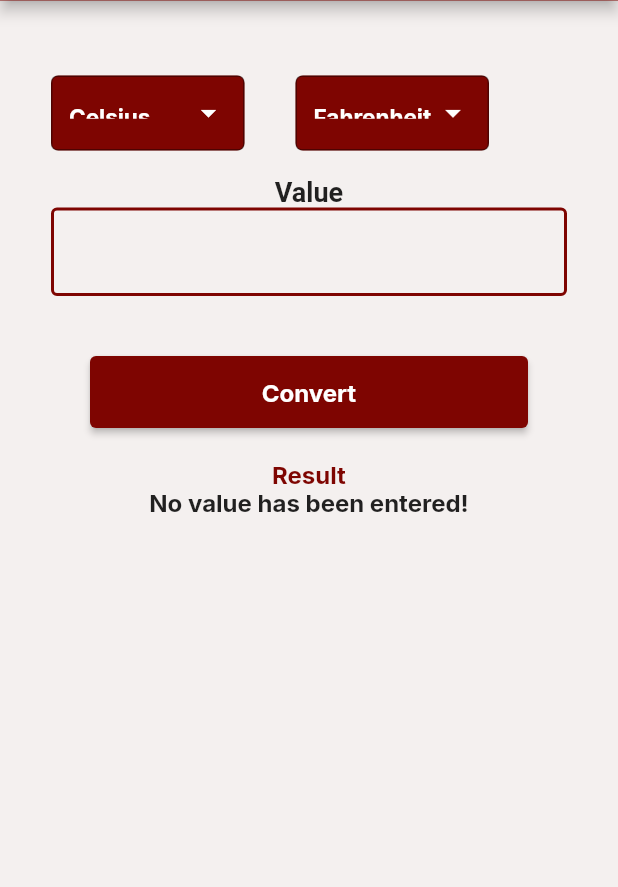
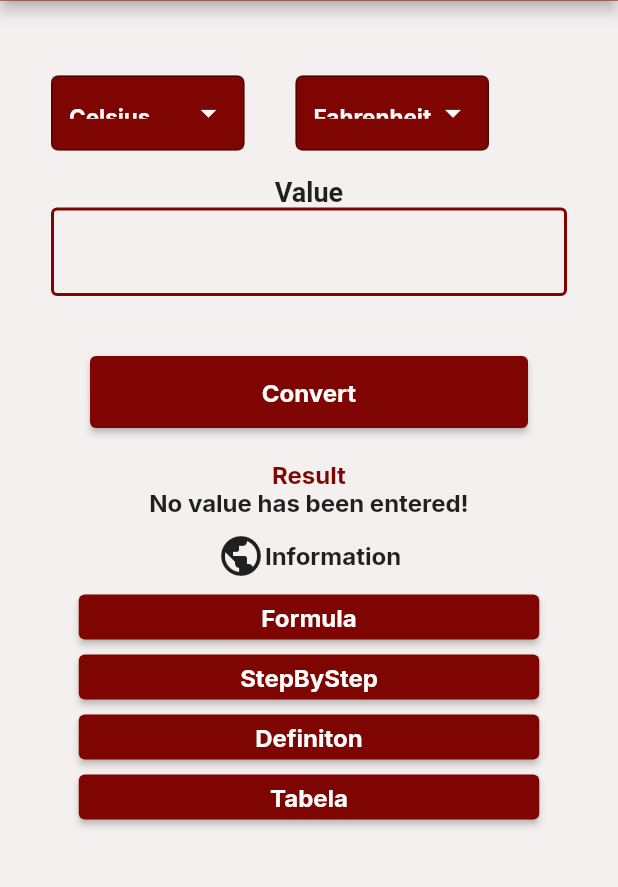
Before and after one commit to KauanProg/Temperature, a Flutter app: the screen it shows after launch, on a phone screen of 412 x 824 dp, the part 97-984 px from its top. Run offline on Flutter 3.47's test engine with Material 2 defaults, Android fonts, the phone set to English and light mode, and no system bars; our stand-ins replace flutter_svg, google_fonts.

Commit message:
Novas Modificações!

```diff
--- a/lib/HomePage.dart
+++ b/lib/HomePage.dart
@@ -4,8 +4,13 @@ import 'package:flutter/material.dart';
 import 'package:google_fonts/google_fonts.dart';
 import 'package:flutter_svg/flutter_svg.dart';
 import 'package:teste/Dropdown.dart';
+import 'package:teste/definition.dart';
 //import 'DropDown.dart' as Temperature;
 import 'package:teste/formula.dart';
+import 'package:teste/stepbystep.dart';
+import 'table.dart';
+
+var MudarTemaTexto = "Dark Theme";
 
 class HomePage extends StatefulWidget {
   const HomePage({Key? key}) : super(key: key);
@@ -95,13 +100,6 @@ class _HomePageState extends State<HomePage> {
               icon: SvgPicture.asset('assets/X.svg',
                   color: Colors.white, height: 32, width: 32),
             ),
-            /*IconButton(
-              onPressed: () {
-
-              },
-              icon: SvgPicture.asset('assets/Menu.svg',
-                  color: Colors.white, height: 32, width: 32),
-            ),*/
           ],
         ),
         actions: [
@@ -117,7 +115,7 @@ class _HomePageState extends State<HomePage> {
                   ),
                   PopupMenuItem(
                     value: 2,
-                        child: Text("Dark Mode", style: GoogleFonts.inter()),
+                    child: Text(MudarTemaTexto, style: GoogleFonts.inter()),
                   ),
                   PopupMenuItem(
                     value: 3,
@@ -127,6 +125,9 @@ class _HomePageState extends State<HomePage> {
                 onSelected: (value) {
                   if (value == 1) {
                   } else if (value == 2) {
+                    setState(() {
+                      MudarTemaTexto = MudarTemaTexto == "Dark Theme" ? "Light Theme" : "Dark Theme";
+                    });
                   } else {}
                 }),
           ),
@@ -186,7 +187,7 @@ class _HomePageState extends State<HomePage> {
                 style: ElevatedButton.styleFrom(
                     primary: const Color.fromRGBO(126, 5, 1, 1)),
                 onPressed: () {
-                  setState((){
+                  setState(() {
                     valor;
                   });
                   if (valor != null) {
@@ -233,6 +234,24 @@ class _HomePageState extends State<HomePage> {
                 ],
               ),
             ),
+            SizedBox(height: 10,),
+            SizedBox(
+              child: Row(
+                mainAxisAlignment: MainAxisAlignment.center,
+                children: [
+                  const Icon(Icons.public, size: 32,),
+                  Text("Information",style: GoogleFonts.inter(fontSize: 16,fontWeight: FontWeight.bold,),),
+                ],
+              ),
+            ),
+            SizedBox(height: 10,),
+            Formula(),
+            SizedBox(height: 10,),
+            StepByStep(),
+            SizedBox(height: 10,),
+            Definiton(),
+            SizedBox(height: 10,),
+            Tabela(),
           ],
         ),
       ),
--- a/lib/MyApp.dart
+++ b/lib/MyApp.dart
@@ -2,7 +2,12 @@ import 'SplashScreen.dart';
 import 'package:flutter/material.dart';
 import 'HomePage.dart';
 
-class MyApp extends StatelessWidget {
+class MyApp extends StatefulWidget {
+  @override
+  State<MyApp> createState() => _MyAppState();
+}
+
+class _MyAppState extends State<MyApp> {
   @override
   Widget build(BuildContext context) {
     return MaterialApp(
--- a/lib/definition.dart
+++ b/lib/definition.dart
@@ -0,0 +1,33 @@
+import 'package:flutter/material.dart';
+import 'package:google_fonts/google_fonts.dart';
+import 'Dropdown.dart';
+
+class Definiton extends StatefulWidget {
+  const Definiton({Key? key}) : super(key: key);
+
+  @override
+  State<Definiton> createState() => _DefinitonState();
+}
+
+class _DefinitonState extends State<Definiton> {
+  @override
+  Widget build(BuildContext context) {
+    return Container(
+      width: 307,
+      height: 30,
+      child: ElevatedButton(
+        style: ElevatedButton.styleFrom(
+          primary: const Color.fromRGBO(126, 5, 1, 1),
+        ),
+        onPressed: () {},
+        child: Text(
+          "Definiton",
+          style: GoogleFonts.inter(
+            fontSize: 16,
+            fontWeight: FontWeight.bold,
+          ),
+        ),
+      ),
+    );
+  }
+}
--- a/lib/formula.dart
+++ b/lib/formula.dart
@@ -1 +1,45 @@
+import 'package:flutter/material.dart';
+import 'package:google_fonts/google_fonts.dart';
 import 'Dropdown.dart';
+
+class Formula extends StatefulWidget {
+  const Formula({Key? key}) : super(key: key);
+
+  @override
+  State<Formula> createState() => _FormulaState();
+}
+
+class _FormulaState extends State<Formula> {
+  @override
+  Widget build(BuildContext context) {
+    return Container(
+      width: 307,
+      height: 30,
+      child: ElevatedButton(
+        style: ElevatedButton.styleFrom(
+          primary: const Color.fromRGBO(126, 5, 1, 1),
+        ),
+        onPressed: () {
+          showModalBottomSheet(
+            shape: RoundedRectangleBorder(
+              borderRadius: BorderRadius.vertical(top: Radius.circular(40)),
+            ),
+            context: context,
+            builder: (BuildContext context){
+            return Container(
+              height: 251,
+              width: double.infinity,
+            );
+          });
+        },
+        child: Text(
+          "Formula",
+          style: GoogleFonts.inter(
+            fontSize: 16,
+            fontWeight: FontWeight.bold,
+          ),
+        ),
+      ),
+    );
+  }
+}
--- a/lib/stepbystep.dart
+++ b/lib/stepbystep.dart
@@ -0,0 +1,33 @@
+import 'package:flutter/material.dart';
+import 'package:google_fonts/google_fonts.dart';
+import 'Dropdown.dart';
+
+class StepByStep extends StatefulWidget {
+  const StepByStep({Key? key}) : super(key: key);
+
+  @override
+  State<StepByStep> createState() => _StepByStepState();
+}
+
+class _StepByStepState extends State<StepByStep> {
+  @override
+  Widget build(BuildContext context) {
+    return Container(
+      width: 307,
+      height: 30,
+      child: ElevatedButton(
+        style: ElevatedButton.styleFrom(
+          primary: const Color.fromRGBO(126, 5, 1, 1),
+        ),
+        onPressed: () {},
+        child: Text(
+          "StepByStep",
+          style: GoogleFonts.inter(
+            fontSize: 16,
+            fontWeight: FontWeight.bold,
+          ),
+        ),
+      ),
+    );
+  }
+}
--- a/lib/table.dart
+++ b/lib/table.dart
@@ -0,0 +1,33 @@
+import 'package:flutter/material.dart';
+import 'package:google_fonts/google_fonts.dart';
+import 'Dropdown.dart';
+
+class Tabela extends StatefulWidget {
+  const Tabela({Key? key}) : super(key: key);
+
+  @override
+  State<Tabela> createState() => _TabelaState();
+}
+
+class _TabelaState extends State<Tabela> {
+  @override
+  Widget build(BuildContext context) {
+    return Container(
+      width: 307,
+      height: 30,
+      child: ElevatedButton(
+        style: ElevatedButton.styleFrom(
+          primary: const Color.fromRGBO(126, 5, 1, 1),
+        ),
+        onPressed: () {},
+        child: Text(
+          "Tabela",
+          style: GoogleFonts.inter(
+            fontSize: 16,
+            fontWeight: FontWeight.bold,
+          ),
+        ),
+      ),
+    );
+  }
+}
--- a/pubspec.yaml
+++ b/pubspec.yaml
@@ -32,6 +32,7 @@ dependencies:
   google_fonts: ^3.0.1
   flutter_svg: ^1.1.1+1
   intl: ^0.17.0
+  get: ^4.6.5
 
   # The following adds the Cupertino Icons font to your application.
   # Use with the CupertinoIcons class for iOS style icons.
```
Also changed, not shown: pubspec.lock. Lines whose indentation alone changed are shown as unchanged.
